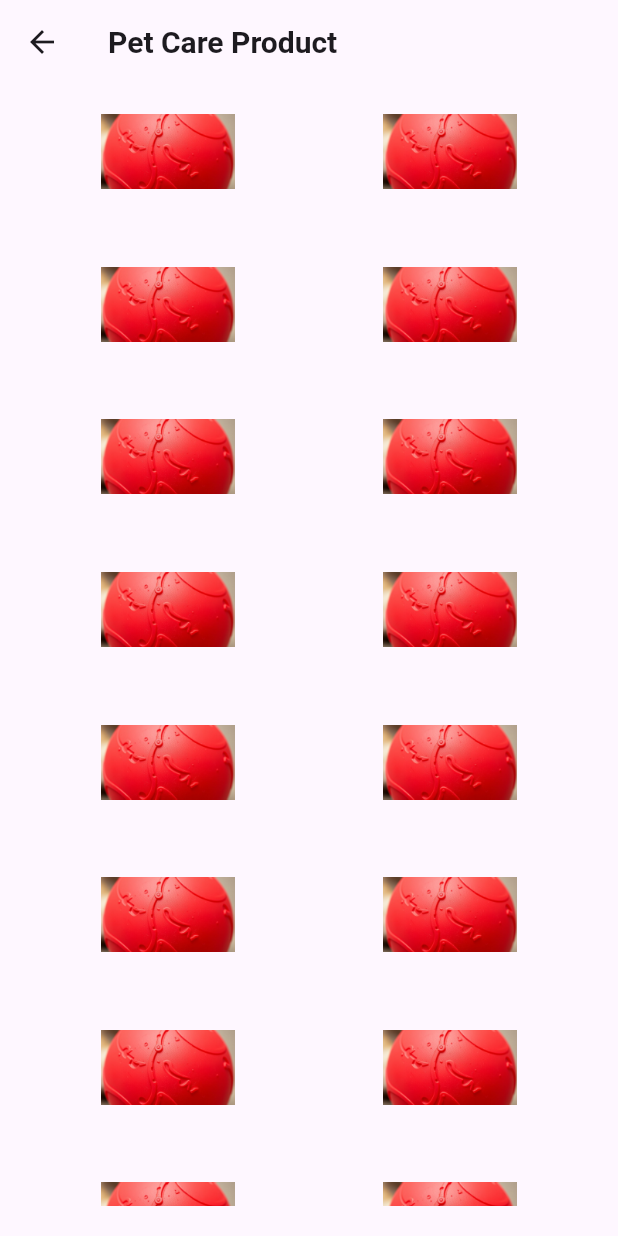
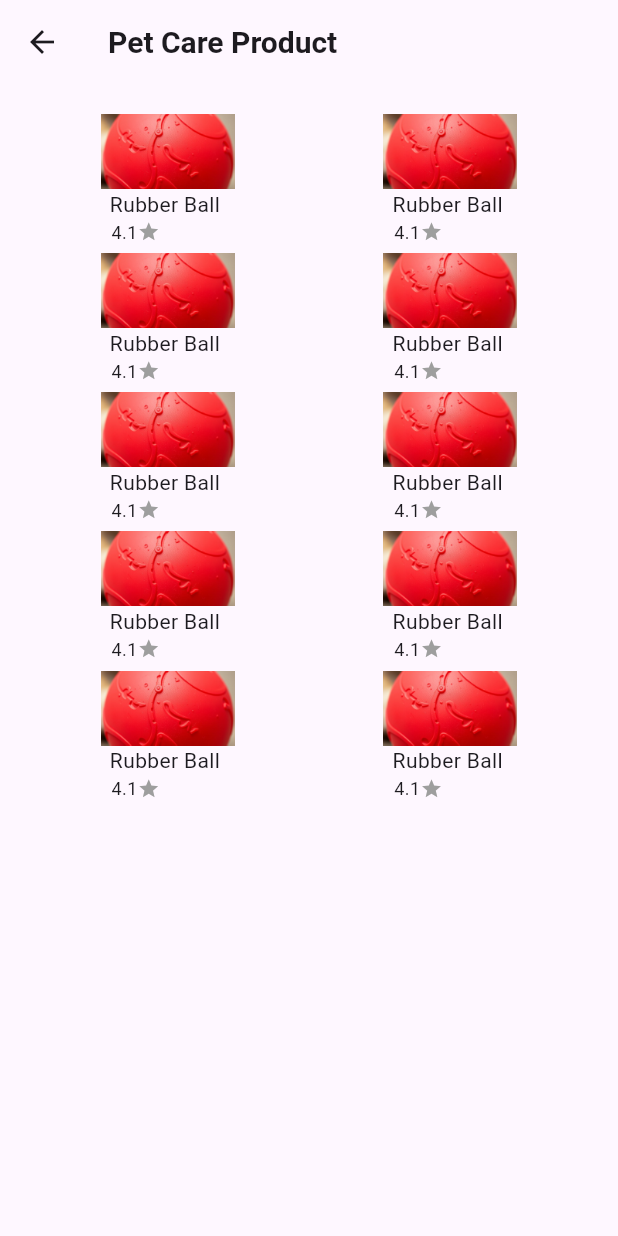
Before and after one commit to ajithaju634/forever_petcare, a Flutter app: the Petcareproducts screen opened directly, on a phone screen of 412 x 824 dp. Run offline on Flutter 3.47's test engine with Material 3 defaults, Android fonts, the phone set to English and light mode, and no system bars; network calls fail; key blocks and very long unbroken strings in the code were emptied for the run.

Commit message:
Third commit

```diff
--- a/lib/screens/products.dart/payment.dart
+++ b/lib/screens/products.dart/payment.dart
@@ -7,7 +7,10 @@ class Paymentpage extends StatelessWidget {
   Widget build(BuildContext context) {
     return Scaffold(
       body: Column(
+        children: [
+          Text("Oder Summary"),
 
+        ],
       ),
     );
   }
--- a/lib/screens/products.dart/petcare.products.dart
+++ b/lib/screens/products.dart/petcare.products.dart
@@ -1,5 +1,5 @@
 import 'package:flutter/material.dart';
-import 'package:flutter/widgets.dart';
+import 'package:petapp/screens/products.dart/payment.dart';
 
 class Petcareproducts extends StatelessWidget {
   const Petcareproducts({super.key});
@@ -15,15 +15,30 @@ class Petcareproducts extends StatelessWidget {
         height: double.infinity,
         child: Padding(
           padding: const EdgeInsets.all(20.0),
-          child: GridView.builder(gridDelegate: SliverGridDelegateWithFixedCrossAxisCount(crossAxisCount: 2,childAspectRatio: 2,mainAxisSpacing: 10,crossAxisSpacing: 5)
+          child: GridView.builder(itemCount: 10,
+            gridDelegate: SliverGridDelegateWithFixedCrossAxisCount(
+            crossAxisCount: 2,childAspectRatio: 2,mainAxisSpacing: 1,crossAxisSpacing: 5)
           , itemBuilder: (context,indext){
-            return Column(
-              children: [
-                Container(height: 50,width: 100,
-                decoration: BoxDecoration(image: DecorationImage(image: ExactAssetImage("asset/Frame.png"))),),
-                Text(""),Text("")
-              ],
+            return InkWell(onTap: () {
+              Navigator.push(context, MaterialPageRoute(builder: (context)=>Paymentpage()));
+            },
+              child: Column(
+                children: [
+                  Container(height: 50,width: 200,
+                  decoration: BoxDecoration(image: DecorationImage(image: ExactAssetImage("asset/Frame.png"))),),
+                  Text("Rubber Ball "),SizedBox(width: 75,
+                    child: Row(
+
+                      children: [
+                      Text("4.1",style: TextStyle(fontSize: 12),),Icon(Icons.star_purple500_outlined,size: 15,color: Colors.grey,)
+                    ],),
+                  ),
+
+
+                ],
+              ),
             );
+
           }),
         ),
             )
```
Also changed, not shown: lib/main.dart (+1 -7 lines), lib/screens/loginpage.dart (+6 -1 lines).
